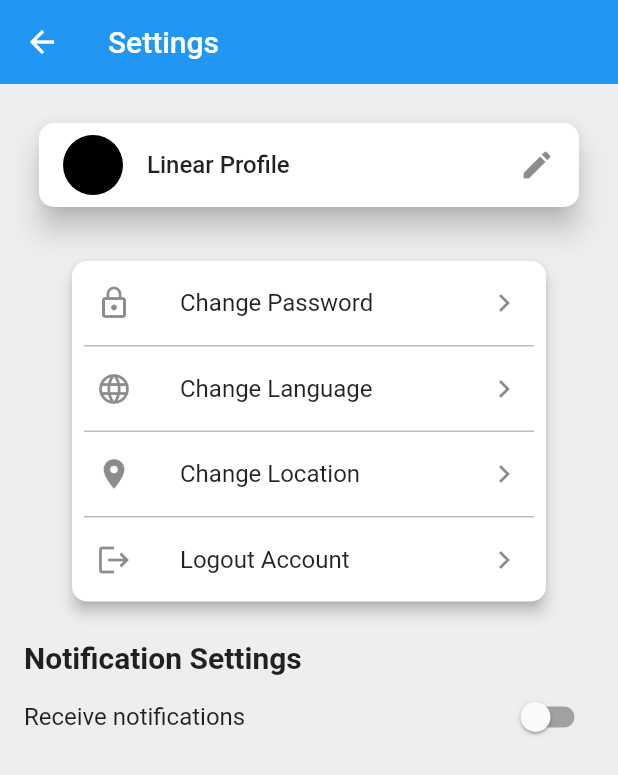
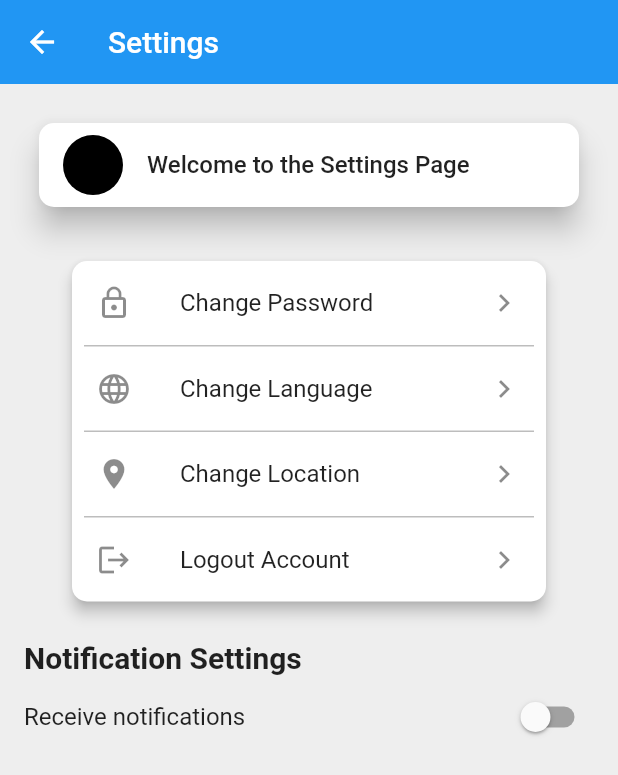
Before and after one commit to abe-mused/AccountabilityAppFrontEnd, a Flutter app: the SettingsPage screen opened directly, on a phone screen of 412 x 824 dp. Shown: the top 775 px of the screen. Run offline on Flutter 3.47's test engine with Material 2 defaults, Android fonts, the phone set to English and light mode, and no system bars; our stand-ins replace shared_preferences; missing offline and left inert: amazon_cognito_identity_dart_2; accounts and stored records are empty.

Commit message:
Removed onTap and edit icon for profile
this should ensure no editing for profile occurs

```diff
--- a/lib/pages/settings_page.dart
+++ b/lib/pages/settings_page.dart
@@ -1,9 +1,13 @@
+// ignore_for_file: unnecessary_const
+
 import 'package:flutter/material.dart';
 import 'package:linear/auth_pages/reset_password_new_password.dart';
 import 'package:linear/pages/common_widgets/logout_widget.dart';
 
 class SettingsPage extends StatelessWidget {
-  static final String patch = "lib/src/pages/settings_page.dart";
+  static const String patch = "lib/src/pages/settings_page.dart";
+
+  const SettingsPage({super.key});
 
   @override
   Widget build(BuildContext context) {
@@ -23,18 +27,14 @@ class SettingsPage extends StatelessWidget {
               shape: RoundedRectangleBorder(
                   borderRadius: BorderRadius.circular(10.0)),
               margin: const EdgeInsets.all(10.0),
-              child: ListTile(
-                onTap: () {
-                  // open edit profile
-                },
+              child: const ListTile(
                 title: const Text(
-                  "Linear Profile",
-                  style: TextStyle(fontWeight: FontWeight.w500),
+                  "Welcome to the Settings Page",
+                  style: const TextStyle(fontWeight: FontWeight.w500),
                 ),
                 leading: const CircleAvatar(
                   backgroundColor: Colors.black,
                 ),
-                trailing: const Icon(Icons.edit),
               ),
             ),
             const SizedBox(height: 10.0),
```
